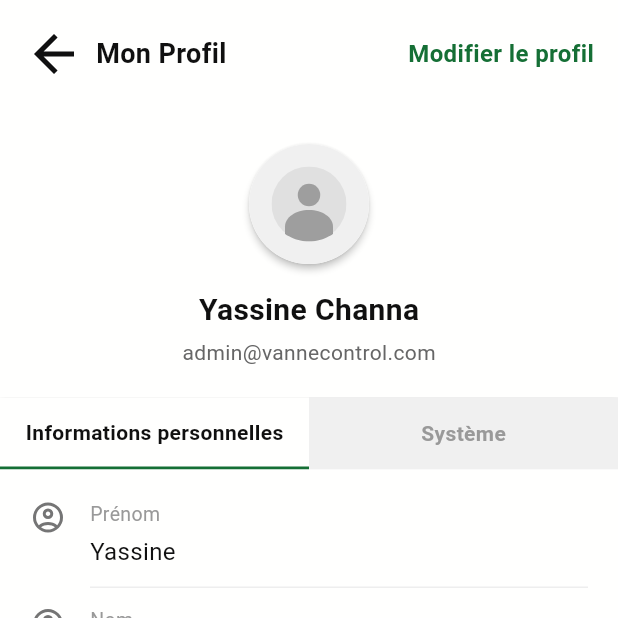
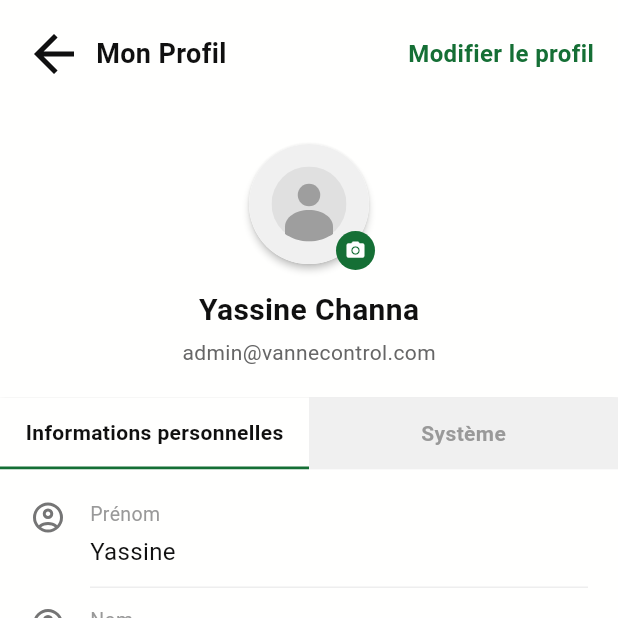
Before and after one commit to YassineKaibi/VanneControl-Flutter, a Flutter app: the ProfileScreen screen opened by its route, on a phone screen of 412 x 824 dp, the top half of it. Run offline on Flutter 3.47's test engine with Material 3 defaults, Android fonts, the phone set to English and light mode, and no system bars; our stand-ins replace dio, flutter_riverpod, flutter_secure_storage, flutter_svg, image_picker; accounts and stored records are empty.

Commit message:
Add profile photo: camera or gallery pick with local persistence - image_picker + path_provider added as dependencies - Camera and READ_MEDIA_IMAGES permissions in AndroidManifest - Tap avatar to open bottom sheet (Take photo / Choose from gallery) - Photo saved to app documents dir, path persisted in secure storage - Green camera badge shown on avatar; photo survives app restarts

```diff
--- a/lib/screens/profile_screen.dart
+++ b/lib/screens/profile_screen.dart
@@ -1,5 +1,9 @@
+import 'dart:io';
 import 'package:flutter/material.dart';
 import 'package:flutter_svg/flutter_svg.dart';
+import 'package:flutter_secure_storage/flutter_secure_storage.dart';
+import 'package:image_picker/image_picker.dart';
+import 'package:path_provider/path_provider.dart';
 import 'package:vanne_control_flutter/l10n/app_localizations.dart';
 import '../theme/app_theme.dart';
 import '../providers/auth_provider.dart';
@@ -12,7 +16,67 @@ class ProfileScreen extends StatefulWidget {
 }
 
 class _ProfileScreenState extends State<ProfileScreen> {
-  int _selectedTab = 0; // 0 = Personal Info, 1 = System
+  int _selectedTab = 0;
+  String? _avatarPath;
+  final _storage = const FlutterSecureStorage();
+  final _picker = ImagePicker();
+
+  @override
+  void initState() {
+    super.initState();
+    _loadAvatar();
+  }
+
+  Future<void> _loadAvatar() async {
+    final path = await _storage.read(key: 'avatar_path');
+    if (path != null && File(path).existsSync()) {
+      setState(() => _avatarPath = path);
+    }
+  }
+
+  Future<void> _pickImage(ImageSource source) async {
+    final picked = await _picker.pickImage(source: source, imageQuality: 80);
+    if (picked == null) return;
+    final dir = await getApplicationDocumentsDirectory();
+    final dest = '${dir.path}/avatar.jpg';
+    await File(picked.path).copy(dest);
+    await _storage.write(key: 'avatar_path', value: dest);
+    if (mounted) setState(() => _avatarPath = dest);
+  }
+
+  void _showImageSourceSheet() {
+    showModalBottomSheet(
+      context: context,
+      shape: const RoundedRectangleBorder(
+        borderRadius: BorderRadius.vertical(top: Radius.circular(20)),
+      ),
+      builder: (_) => SafeArea(
+        child: Column(
+          mainAxisSize: MainAxisSize.min,
+          children: [
+            const SizedBox(height: 8),
+            ListTile(
+              leading: const Icon(Icons.camera_alt, color: AppColors.primaryGreen),
+              title: const Text('Prendre une photo'),
+              onTap: () {
+                Navigator.pop(context);
+                _pickImage(ImageSource.camera);
+              },
+            ),
+            ListTile(
+              leading: const Icon(Icons.photo_library, color: AppColors.primaryGreen),
+              title: const Text('Choisir depuis la galerie'),
+              onTap: () {
+                Navigator.pop(context);
+                _pickImage(ImageSource.gallery);
+              },
+            ),
+            const SizedBox(height: 8),
+          ],
+        ),
+      ),
+    );
+  }
 
   @override
   Widget build(BuildContext context) {
@@ -88,6 +152,10 @@ class _ProfileScreenState extends State<ProfileScreen> {
                           child: Column(
                             children: [
                               // Avatar
+                              GestureDetector(
+                                onTap: _showImageSourceSheet,
+                                child: Stack(
+                                  children: [
                                     Card(
                                       elevation: 2,
                                       shape: RoundedRectangleBorder(
@@ -96,11 +164,36 @@ class _ProfileScreenState extends State<ProfileScreen> {
                                       child: CircleAvatar(
                                         radius: 40,
                                         backgroundColor: AppColors.grey,
-                                  child: SvgPicture.asset(
+                                        backgroundImage: _avatarPath != null
+                                            ? FileImage(File(_avatarPath!))
+                                            : null,
+                                        child: _avatarPath == null
+                                            ? SvgPicture.asset(
                                                 'assets/icons/ic_avatar_placeholder.svg',
                                                 width: 50,
                                                 height: 50,
+                                              )
+                                            : null,
                                       ),
+                                    ),
+                                    Positioned(
+                                      bottom: 0,
+                                      right: 0,
+                                      child: Container(
+                                        width: 26,
+                                        height: 26,
+                                        decoration: const BoxDecoration(
+                                          shape: BoxShape.circle,
+                                          color: AppColors.primaryGreen,
+                                        ),
+                                        child: const Icon(
+                                          Icons.camera_alt,
+                                          size: 14,
+                                          color: AppColors.white,
+                                        ),
+                                      ),
+                                    ),
+                                  ],
                                 ),
                               ),
                               const SizedBox(height: 12),
--- a/pubspec.yaml
+++ b/pubspec.yaml
@@ -16,6 +16,8 @@ dependencies:
   dio: ^5.4.0
   flutter_riverpod: ^2.4.9
   flutter_secure_storage: ^9.0.0
+  image_picker: ^1.1.2
+  path_provider: ^2.1.4
 
 dev_dependencies:
   flutter_test:
```
Also changed, not shown: pubspec.lock, 1 other file. Lines whose indentation alone changed are shown as unchanged.
